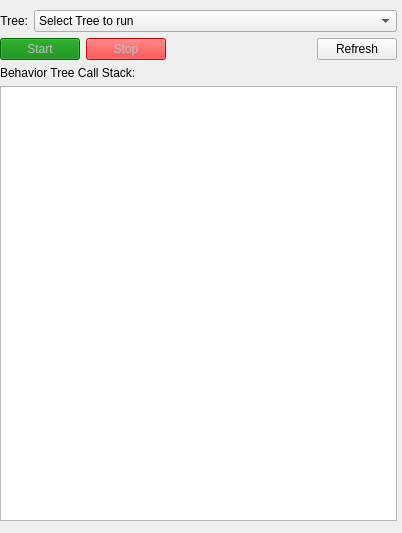
Above: riptide_rviz/src/MissionPanel.ui from osu-uwrt/riptide_rvis before the change. Below: the same form after it.
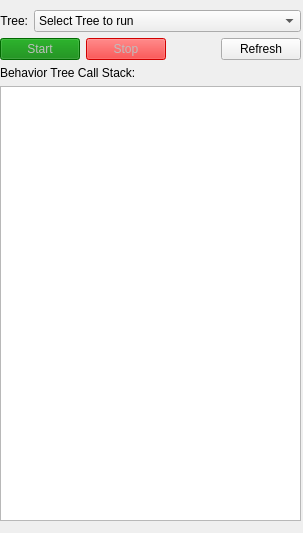
That is the form after the change.

The edit to the form file:
```diff
--- a/riptide_rviz/src/MissionPanel.ui
+++ b/riptide_rviz/src/MissionPanel.ui
@@ -6,7 +6,7 @@
    <rect>
     <x>0</x>
     <y>0</y>
-    <width>402</width>
+    <width>303</width>
     <height>533</height>
    </rect>
   </property>
@@ -18,7 +18,7 @@
     <rect>
      <x>0</x>
      <y>10</y>
-     <width>397</width>
+     <width>301</width>
      <height>511</height>
     </rect>
    </property>
```
